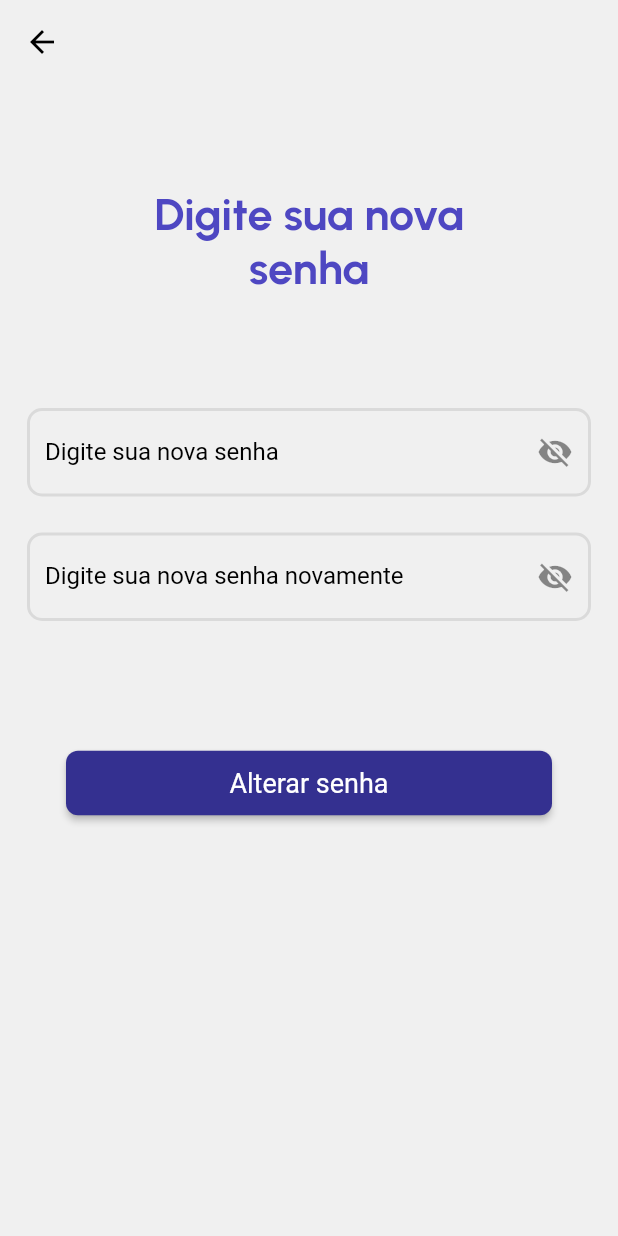
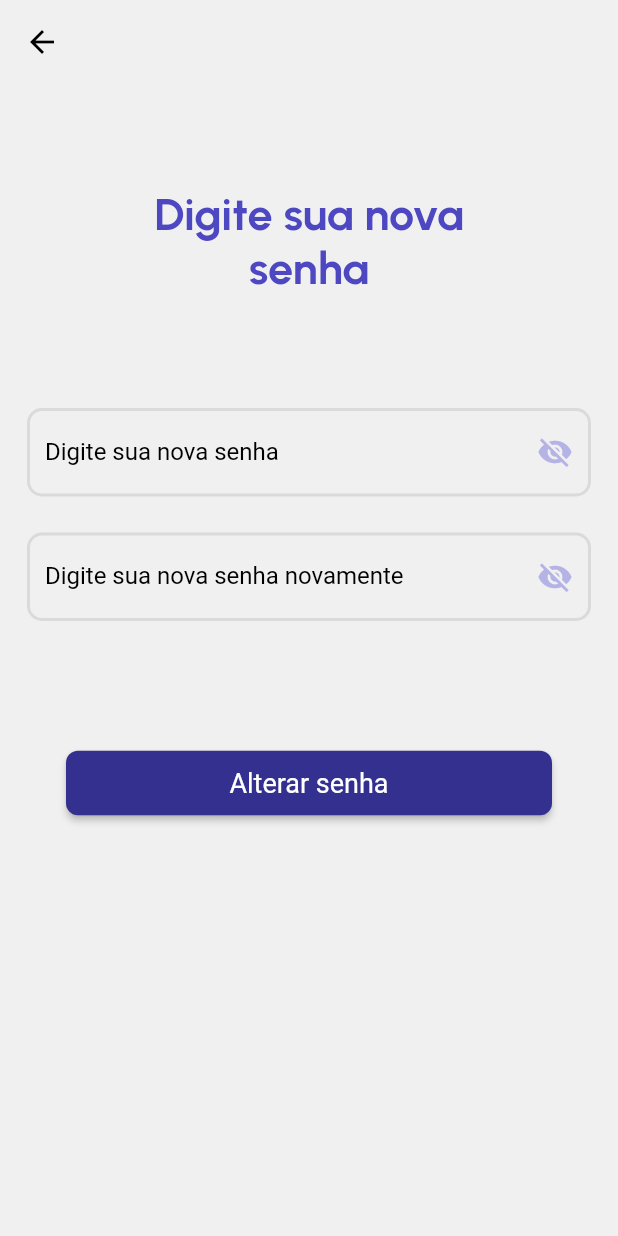
Before and after one commit to ericarodrigs/academy-projeto-final, a Flutter app: the ChangePasswordPage screen opened by its route, on a phone screen of 412 x 824 dp. Run offline on Flutter 3.47's test engine with Material 2 defaults, Android fonts, the phone set to English and light mode, and no system bars; our stand-ins replace carousel_slider, dartz, dio, flutter_mobx, flutter_modular, flutter_secure_storage and 2 more; missing offline and left inert: flutter_inappwebview; accounts and stored records are empty; generated files the repository leaves out were written again; network calls fail.

Commit message:
Put unfocus tap on login_module views

```diff
--- a/lib/src/modules/login_module/features/login/view/login_page.dart
+++ b/lib/src/modules/login_module/features/login/view/login_page.dart
@@ -30,7 +30,10 @@ class _LoginPageState extends State<LoginPage> {
 
   @override
   Widget build(BuildContext context) {
-    return Scaffold(
+    return GestureDetector(
+      onTap: FocusScope.of(context).unfocus,
+      child: Scaffold(
+        resizeToAvoidBottomInset: true,
         appBar: const WAppBar(),
         body: Observer(
           builder: (_) => SingleChildScrollView(
@@ -147,6 +150,7 @@ class _LoginPageState extends State<LoginPage> {
             ),
           ),
         ),
+      ),
     );
   }
 }
--- a/lib/src/modules/login_module/features/recover_password/view/change_password_page.dart
+++ b/lib/src/modules/login_module/features/recover_password/view/change_password_page.dart
@@ -2,6 +2,7 @@ import 'package:flutter/material.dart';
 import 'package:flutter_mobx/flutter_mobx.dart';
 import 'package:flutter_modular/flutter_modular.dart';
 import 'package:rarovideowall/src/modules/login_module/features/recover_password/controller/recover_password_controller.dart';
+import 'package:rarovideowall/src/shared/constants/app_colors.dart';
 import 'package:rarovideowall/src/shared/constants/app_text_styles.dart';
 import 'package:rarovideowall/src/shared/constants/validator.dart';
 import 'package:rarovideowall/src/w_system/atoms/buttons/w_elevated_button.dart';
@@ -27,7 +28,10 @@ class _ChangePasswordPageState extends State<ChangePasswordPage> {
 
   @override
   Widget build(BuildContext context) {
-    return Scaffold(
+    return GestureDetector(
+      onTap: FocusScope.of(context).unfocus,
+      child: Scaffold(
+        resizeToAvoidBottomInset: true,
         appBar: const WAppBar(),
         body: SafeArea(
           child: Observer(builder: (_) {
@@ -58,6 +62,9 @@ class _ChangePasswordPageState extends State<ChangePasswordPage> {
                             recoverController.isHiddenPassword
                                 ? Icons.visibility_off
                                 : Icons.visibility,
+                            color: recoverController.isHiddenPassword
+                                ? AppColors.lightPurple
+                                : AppColors.deepPurple,
                           ),
                           onPressed: recoverController.changePasswordVisibility,
                         ),
@@ -83,6 +90,9 @@ class _ChangePasswordPageState extends State<ChangePasswordPage> {
                             recoverController.isHiddenPassword
                                 ? Icons.visibility_off
                                 : Icons.visibility,
+                            color: recoverController.isHiddenPassword
+                                ? AppColors.lightPurple
+                                : AppColors.deepPurple,
                           ),
                           onPressed: recoverController.changePasswordVisibility,
                         ),
@@ -95,8 +105,8 @@ class _ChangePasswordPageState extends State<ChangePasswordPage> {
                     Visibility(
                         visible: false,
                         child: Padding(
-                        padding:
-                            const EdgeInsets.only(left: 18, top: 8, right: 18),
+                          padding: const EdgeInsets.only(
+                              left: 18, top: 8, right: 18),
                           child: Text(
                             recoverController.errorText ?? '',
                             style: TextStyles.errorRed,
@@ -119,6 +129,7 @@ class _ChangePasswordPageState extends State<ChangePasswordPage> {
             );
           }),
         ),
+      ),
     );
   }
 }
```
Also changed, not shown: lib/src/modules/login_module/features/recover_password/view/code_request_page.dart (+9 -4 lines), lib/src/modules/login_module/features/recover_password/view/email_request_page.dart (+7 -2 lines), lib/src/modules/login_module/features/register/view/register_page.dart (+7 -2 lines). Lines whose indentation alone changed are shown as unchanged.
